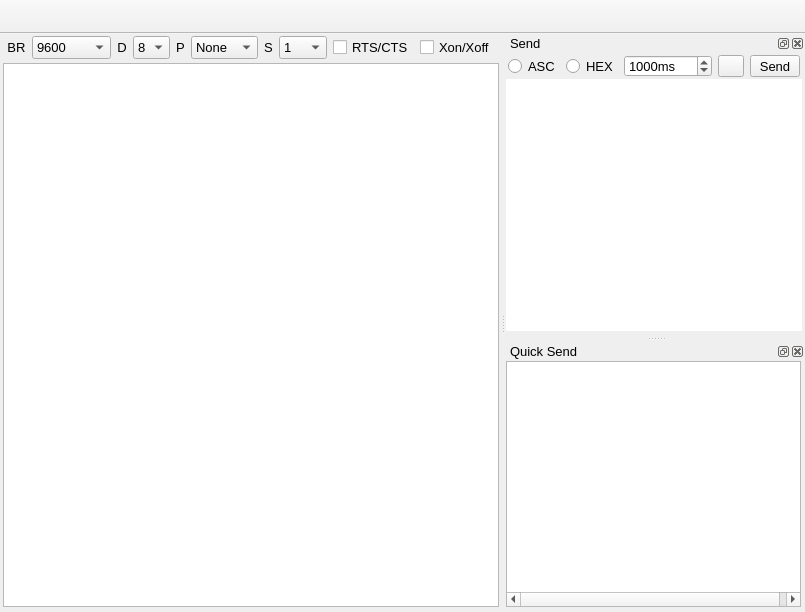
This is uartvide/ui/mainwindow.ui in gamesun/UartVide as Qt 5 draws it before an edit. The edited form follows.
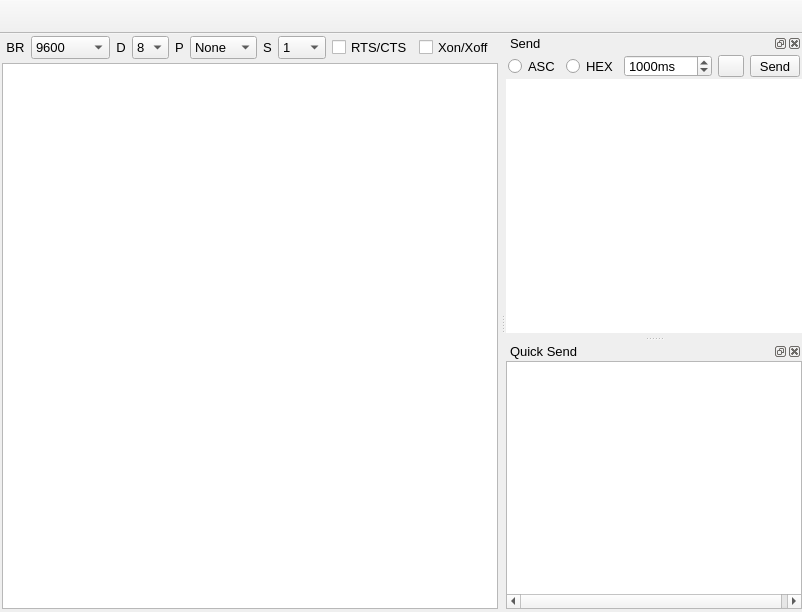
This is the edited form. Custom widgets are drawn as their Qt base class.

Commit message: update about dialog, rename dialog

Patch:
```diff
--- a/uartvide/ui/mainwindow.ui
+++ b/uartvide/ui/mainwindow.ui
@@ -33,16 +33,16 @@
      <number>0</number>
     </property>
     <property name="leftMargin">
-     <number>3</number>
+     <number>2</number>
     </property>
     <property name="topMargin">
      <number>0</number>
     </property>
     <property name="rightMargin">
-     <number>1</number>
+     <number>2</number>
     </property>
     <property name="bottomMargin">
-     <number>5</number>
+     <number>3</number>
     </property>
     <item>
      <widget class="QFrame" name="centerFrame">
@@ -693,10 +693,10 @@
       <number>2</number>
      </property>
      <property name="rightMargin">
-      <number>3</number>
+      <number>0</number>
      </property>
      <property name="bottomMargin">
-      <number>5</number>
+      <number>3</number>
      </property>
      <item>
       <layout class="QHBoxLayout" name="horizontalLayout">
@@ -905,10 +905,10 @@
       <number>0</number>
      </property>
      <property name="rightMargin">
-      <number>4</number>
+      <number>0</number>
      </property>
      <property name="bottomMargin">
-      <number>5</number>
+      <number>3</number>
      </property>
      <item>
       <widget class="QuickSendTable" name="qckSndTbl">
```
The commit also changes 6 other files.
